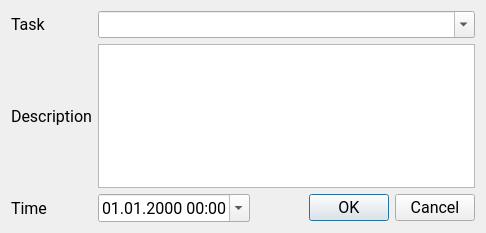
This is VPaHMI/CourseWork/adddialog.ui in MangriMen/SibSUTIS5semester as Qt 5 draws it before an edit. The edited form follows.
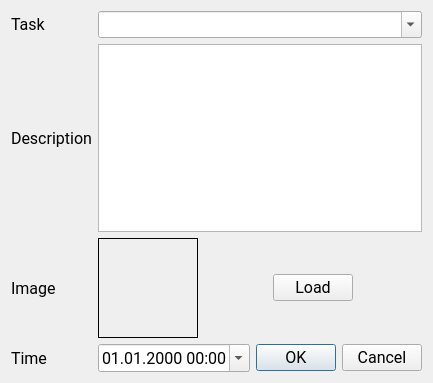
This is the edited form.

Patch:
```diff
--- a/VPaHMI/CourseWork/adddialog.ui
+++ b/VPaHMI/CourseWork/adddialog.ui
@@ -6,22 +6,51 @@
    <rect>
     <x>0</x>
     <y>0</y>
-    <width>486</width>
-    <height>233</height>
+    <width>432</width>
+    <height>383</height>
    </rect>
   </property>
+  <property name="font">
+   <font>
+    <family>Roboto</family>
+    <pointsize>12</pointsize>
+   </font>
+  </property>
   <property name="windowTitle">
    <string>Dialog</string>
   </property>
   <layout class="QGridLayout" name="gridLayout">
+   <item row="1" column="0">
+    <widget class="QLabel" name="lblTask">
+     <property name="font">
+      <font>
+       <family>Roboto</family>
+       <pointsize>12</pointsize>
+      </font>
+     </property>
+     <property name="text">
+      <string>Task</string>
+     </property>
+    </widget>
+   </item>
+   <item row="1" column="1" colspan="3">
+    <widget class="QComboBox" name="cmbTask">
+     <property name="font">
+      <font>
+       <family>Roboto</family>
+       <pointsize>12</pointsize>
+      </font>
+     </property>
+     <property name="editable">
+      <bool>true</bool>
+     </property>
+     <property name="frame">
+      <bool>true</bool>
+     </property>
+    </widget>
+   </item>
    <item row="5" column="0">
     <widget class="QLabel" name="lblTime">
-     <property name="sizePolicy">
-      <sizepolicy hsizetype="Maximum" vsizetype="Preferred">
-       <horstretch>0</horstretch>
-       <verstretch>0</verstretch>
-      </sizepolicy>
-     </property>
      <property name="font">
       <font>
        <family>Roboto</family>
@@ -33,25 +62,6 @@
      </property>
     </widget>
    </item>
-   <item row="2" column="0">
-    <widget class="QLabel" name="lblDescription">
-     <property name="sizePolicy">
-      <sizepolicy hsizetype="Maximum" vsizetype="Preferred">
-       <horstretch>0</horstretch>
-       <verstretch>0</verstretch>
-      </sizepolicy>
-     </property>
-     <property name="font">
-      <font>
-       <family>Roboto</family>
-       <pointsize>12</pointsize>
-      </font>
-     </property>
-     <property name="text">
-      <string>Description</string>
-     </property>
-    </widget>
-   </item>
    <item row="5" column="3">
     <widget class="QDialogButtonBox" name="buttonBox">
      <property name="sizePolicy">
@@ -77,14 +87,8 @@
      </property>
     </widget>
    </item>
-   <item row="1" column="0">
-    <widget class="QLabel" name="lblTask">
-     <property name="sizePolicy">
-      <sizepolicy hsizetype="Maximum" vsizetype="Preferred">
-       <horstretch>0</horstretch>
-       <verstretch>0</verstretch>
-      </sizepolicy>
-     </property>
+   <item row="2" column="0">
+    <widget class="QLabel" name="lblDescription">
      <property name="font">
       <font>
        <family>Roboto</family>
@@ -92,33 +96,7 @@
       </font>
      </property>
      <property name="text">
-      <string>Task</string>
-     </property>
-    </widget>
-   </item>
-   <item row="2" column="1" colspan="3">
-    <widget class="QPlainTextEdit" name="pteDescription">
-     <property name="font">
-      <font>
-       <family>Roboto</family>
-       <pointsize>12</pointsize>
-      </font>
-     </property>
-    </widget>
-   </item>
-   <item row="1" column="1" colspan="3">
-    <widget class="QComboBox" name="cmbTask">
-     <property name="font">
-      <font>
-       <family>Roboto</family>
-       <pointsize>12</pointsize>
-      </font>
-     </property>
-     <property name="editable">
-      <bool>true</bool>
-     </property>
-     <property name="frame">
-      <bool>true</bool>
+      <string>Description</string>
      </property>
     </widget>
    </item>
@@ -147,6 +125,147 @@
      </property>
     </widget>
    </item>
+   <item row="2" column="1" colspan="3">
+    <widget class="QPlainTextEdit" name="pteDescription">
+     <property name="sizeIncrement">
+      <size>
+       <width>0</width>
+       <height>0</height>
+      </size>
+     </property>
+     <property name="baseSize">
+      <size>
+       <width>0</width>
+       <height>0</height>
+      </size>
+     </property>
+     <property name="font">
+      <font>
+       <family>Roboto</family>
+       <pointsize>12</pointsize>
+      </font>
+     </property>
+    </widget>
+   </item>
+   <item row="3" column="0">
+    <widget class="QLabel" name="lblImage">
+     <property name="font">
+      <font>
+       <family>Roboto</family>
+       <pointsize>12</pointsize>
+      </font>
+     </property>
+     <property name="text">
+      <string>Image</string>
+     </property>
+    </widget>
+   </item>
+   <item row="3" column="1" colspan="3">
+    <widget class="QFrame" name="frameImage">
+     <property name="minimumSize">
+      <size>
+       <width>0</width>
+       <height>100</height>
+      </size>
+     </property>
+     <property name="font">
+      <font>
+       <family>Roboto</family>
+       <pointsize>12</pointsize>
+      </font>
+     </property>
+     <layout class="QHBoxLayout" name="layoutImage">
+      <property name="leftMargin">
+       <number>0</number>
+      </property>
+      <property name="topMargin">
+       <number>0</number>
+      </property>
+      <property name="rightMargin">
+       <number>0</number>
+      </property>
+      <property name="bottomMargin">
+       <number>0</number>
+      </property>
+      <item>
+       <widget class="QLabel" name="imgImage">
+        <property name="minimumSize">
+         <size>
+          <width>100</width>
+          <height>100</height>
+         </size>
+        </property>
+        <property name="maximumSize">
+         <size>
+          <width>240</width>
+          <height>100</height>
+         </size>
+        </property>
+        <property name="font">
+         <font>
+          <family>Roboto</family>
+          <pointsize>12</pointsize>
+         </font>
+        </property>
+        <property name="frameShape">
+         <enum>QFrame::Box</enum>
+        </property>
+        <property name="scaledContents">
+         <bool>true</bool>
+        </property>
+        <property name="alignment">
+         <set>Qt::AlignCenter</set>
+        </property>
+       </widget>
+      </item>
+      <item>
+       <spacer name="horizontalSpacer">
+        <property name="orientation">
+         <enum>Qt::Horizontal</enum>
+        </property>
+        <property name="sizeHint" stdset="0">
+         <size>
+          <width>40</width>
+          <height>20</height>
+         </size>
+        </property>
+       </spacer>
+      </item>
+      <item>
+       <widget class="QPushButton" name="btnLoadImage">
+        <property name="sizePolicy">
+         <sizepolicy hsizetype="Maximum" vsizetype="Fixed">
+          <horstretch>0</horstretch>
+          <verstretch>0</verstretch>
+         </sizepolicy>
+        </property>
+        <property name="font">
+         <font>
+          <family>Roboto</family>
+          <pointsize>12</pointsize>
+         </font>
+        </property>
+        <property name="text">
+         <string>Load</string>
+        </property>
+       </widget>
+      </item>
+      <item>
+       <spacer name="horizontalSpacer_2">
+        <property name="orientation">
+         <enum>Qt::Horizontal</enum>
+        </property>
+        <property name="sizeHint" stdset="0">
+         <size>
+          <width>40</width>
+          <height>20</height>
+         </size>
+        </property>
+       </spacer>
+      </item>
+     </layout>
+    </widget>
+   </item>
   </layout>
  </widget>
  <resources/>
```
Left out of the diff: 6 changed lines with no effect on the pictures.
